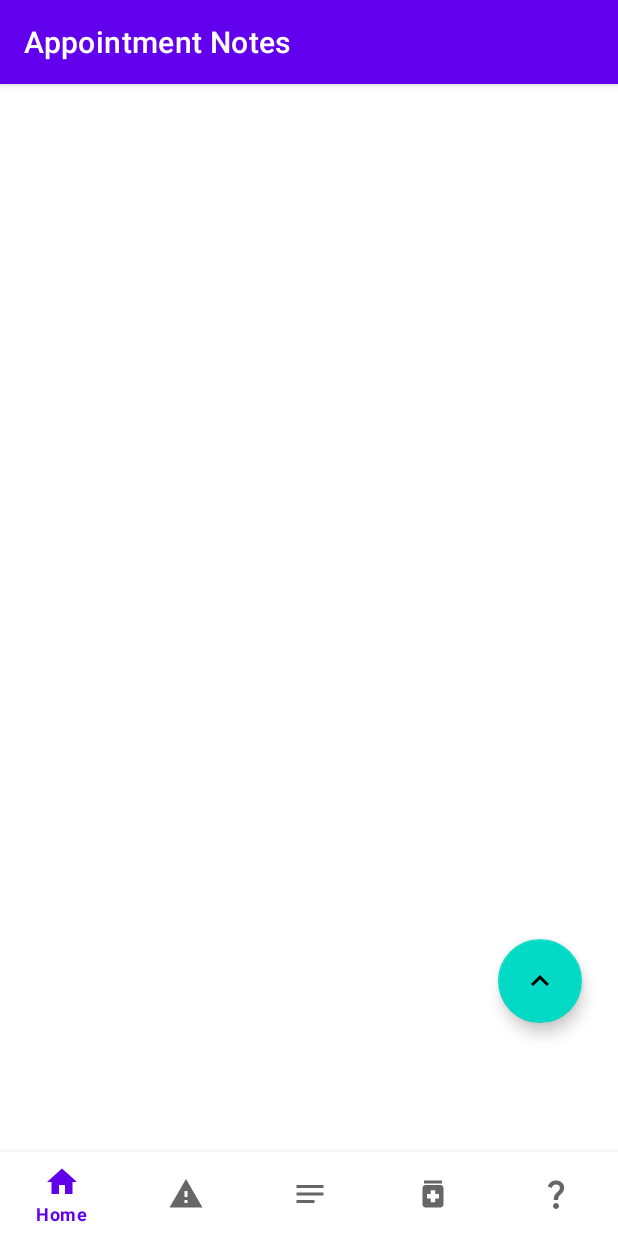
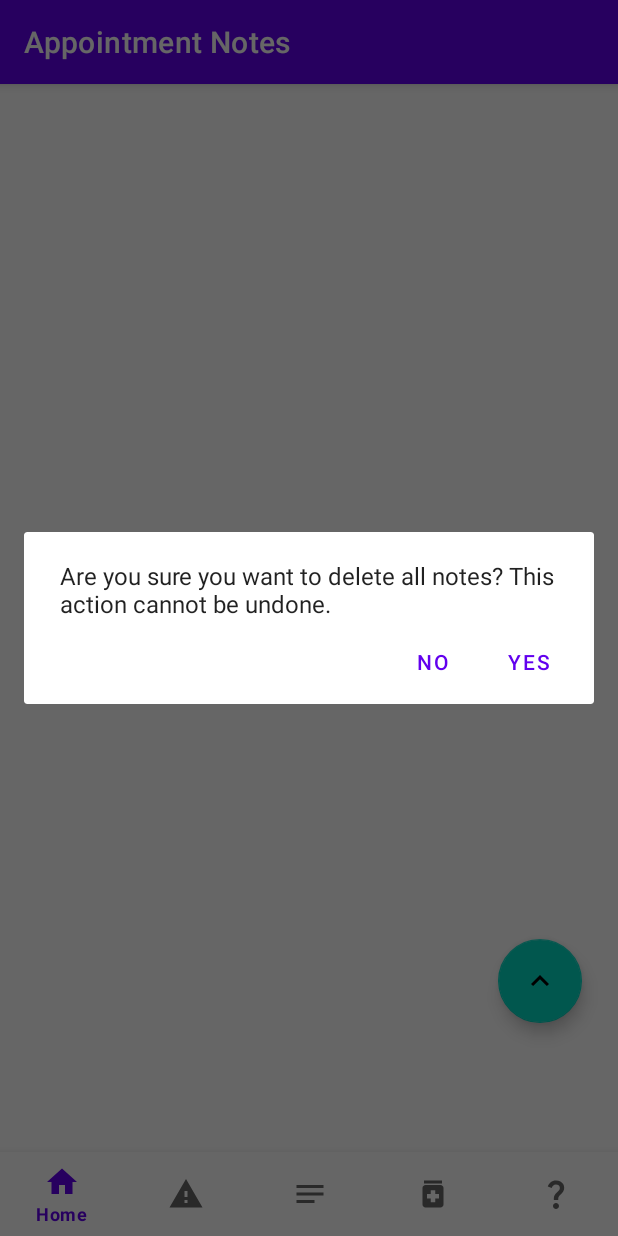
Before and after one commit to SaskPolytechBIS/253project-bisfinal-ms-care-app, an Android app: the AppointmentNotesFragment screen opened through its navigation route, after a tap on an icon or button, on a phone screen of 412 x 824 dp. Run offline under Robolectric (Android 15) with nearby library versions, the phone set to English and light mode, and no system bars; our stand-ins replace Volley, navigation-ui; libraries missing offline, so code that uses them is left out: com.loopj.android, cz.msebera.android; pictures from the network do not load.

Commit message:
Added 'Clear All' Warning on Notes and MedTrack

```diff
--- a/MSCare Alpha/app/src/main/java/com/example/mscarealpha/ui/notes/AppointmentNotesFragment.java
+++ b/MSCare Alpha/app/src/main/java/com/example/mscarealpha/ui/notes/AppointmentNotesFragment.java
@@ -3,11 +3,13 @@ package com.example.mscarealpha.ui.notes;
 
 import static android.content.Context.MODE_PRIVATE;
 
+import android.content.DialogInterface;
 import android.content.SharedPreferences;
 import android.os.Bundle;
 
 import androidx.annotation.NonNull;
 import androidx.annotation.Nullable;
+import androidx.appcompat.app.AlertDialog;
 import androidx.fragment.app.Fragment;
 import androidx.recyclerview.widget.DefaultItemAnimator;
 import androidx.recyclerview.widget.LinearLayoutManager;
@@ -80,8 +82,7 @@ public class AppointmentNotesFragment extends Fragment {
         fabDel_Notes.setOnClickListener(new View.OnClickListener() {
             @Override
             public void onClick(View v) {
-                noteList.clear();
-                mAdapter.notifyDataSetChanged();
+                showClearAllConfirmationDialog();
             }
         });
 
@@ -148,6 +149,23 @@ public class AppointmentNotesFragment extends Fragment {
 
 
     }
+
+    private void showClearAllConfirmationDialog() {
+        new AlertDialog.Builder(getActivity())
+                .setMessage("Are you sure you want to delete all notes? This action cannot be undone.")
+                .setPositiveButton("Yes", new DialogInterface.OnClickListener() {
+                    @Override
+                    public void onClick(DialogInterface dialog, int which) {
+                        noteList.clear();
+                        mAdapter.notifyDataSetChanged();
+                    }
+
+
+                })
+                .setNegativeButton("No", null)
+                .create()
+                .show();
+    }
     public void createNewNote(AppointmentNotes an){
         // Temporary code
         //mTempNote = n;
```
Also changed, not shown: MSCare Alpha/app/src/main/java/com/example/mscarealpha/ui/medtrack/MedTrackFragment.java (+20 -4 lines).
